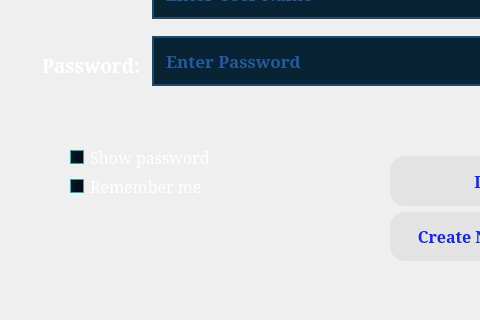
Above: TicTacToe_performance/View/mainpage.ui from Michael-lhany/TIC-TAC-TOE before the change; both pictures show x 0 to 480 and y 194 to 514 of the 675 by 514 pixel window. Below: the same form after it.
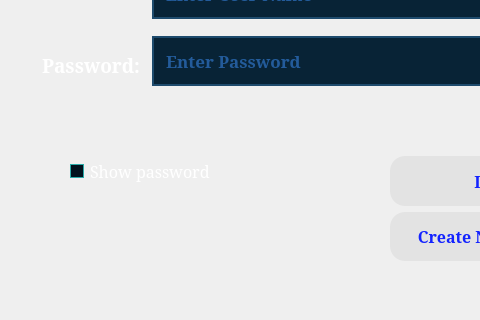
That is the form after the change. Icons and pictures are not drawn.

```diff
--- a/TicTacToe_performance/View/mainpage.ui
+++ b/TicTacToe_performance/View/mainpage.ui
@@ -221,71 +221,6 @@
        </property>
       </widget>
      </item>
-     <item>
-      <widget class="QCheckBox" name="checkBox_2">
-       <property name="font">
-        <font>
-         <family>SimSun</family>
-         <pointsize>12</pointsize>
-        </font>
-       </property>
-       <property name="styleSheet">
-        <string notr="true">QCheckBox
-{
-	background-color: transparent;
-	color: #FFFFFF;
-	border-color: #000000;
-
-}
-
-
-QCheckBox::indicator
-{
-    color: #b1b1b1;
-    background-color: #00111d;
-    border: 1px solid #2aaaa8;
-    width: 12px;
-    height: 12px;
-
-}
-
-
-QCheckBox::indicator:checked
-{
-    image:url(&quot;./ressources/check.png&quot;); /*To replace*/
-	background-color: #1f2b2b;
-    border: 1px solid #2aaaa8;
-
-}
-
-
-QCheckBox::indicator:unchecked:hover
-{
-    border: 1px solid #2aaaa8;
-
-}
-
-
-QCheckBox::disabled
-{
-	color: #656565;
-
-}
-
-
-QCheckBox::indicator:disabled
-{
-	background-color: #656565;
-	color: #656565;
-    border: 1px solid #656565;
-
-}</string>
-       </property>
-       <property name="text">
-        <string>Remember me</string>
-       </property>
-      </widget>
-     </item>
     </layout>
    </widget>
    <widget class="QWidget" name="layoutWidget">
```
